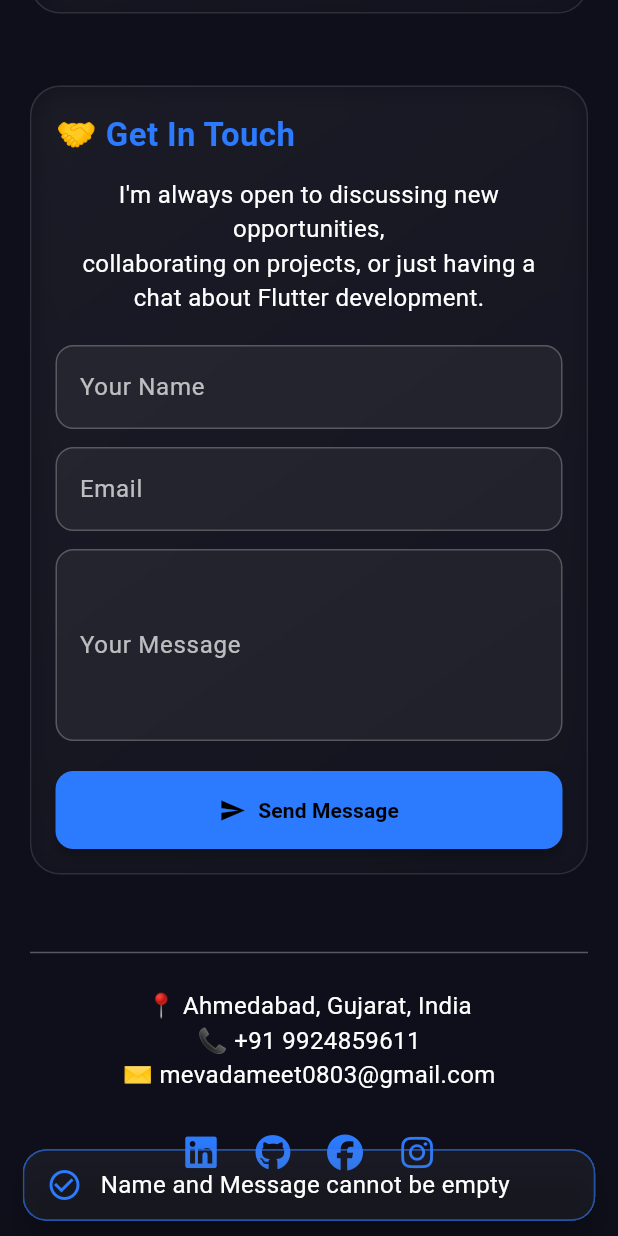
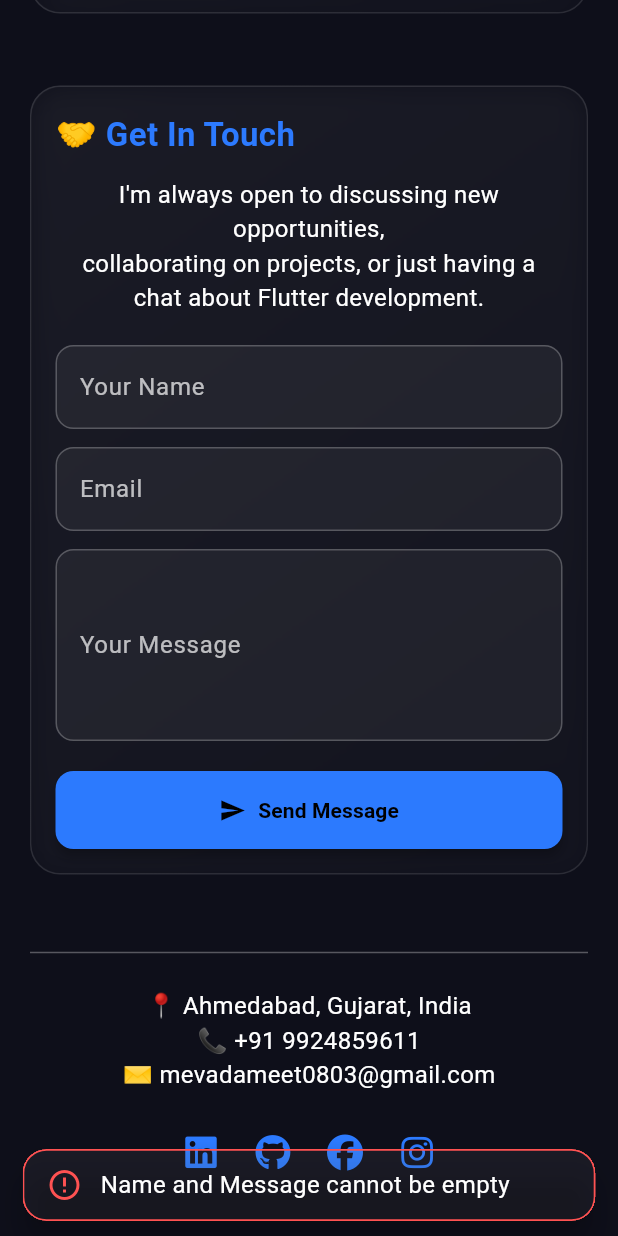
Before and after one commit to MeetMevadaStar/portfolio, a Flutter app: the screen it shows after launch, scrolled down 1095 dp, after a tap on "Send Message", on a phone screen of 412 x 824 dp. Run offline on Flutter 3.47's test engine with Material 3 defaults, Android fonts, the phone set to English and light mode, and no system bars; our stand-ins replace cloud_firestore, firebase_core, font_awesome_flutter; accounts and stored records are empty.

Commit message:
31-07-2025 : Port Folio changes

```diff
--- a/lib/Screens/contect_form.dart
+++ b/lib/Screens/contect_form.dart
@@ -24,7 +24,7 @@ class _ContactFormState extends State<ContactForm> {
     final message = _messageController.text.trim();
 
     if (name.isEmpty || message.isEmpty) {
-      showThemedSnackBar(context, 'Name and Message cannot be empty');
+      showThemedSnackBar(context, 'Name and Message cannot be empty', isError: true);
       return;
     }
 
@@ -44,7 +44,7 @@ class _ContactFormState extends State<ContactForm> {
       _emailController.clear();
       _messageController.clear();
     } catch (e) {
-      showThemedSnackBar(context, 'Failed to send: $e');
+      showThemedSnackBar(context, 'Failed to send: $e', isError: true);
     } finally {
       setState(() => _isLoading = false);
     }
```
